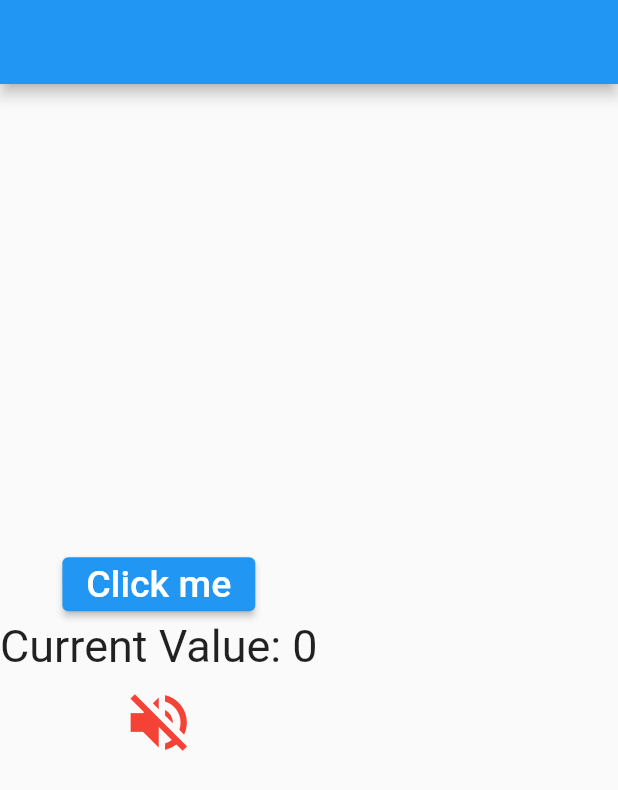
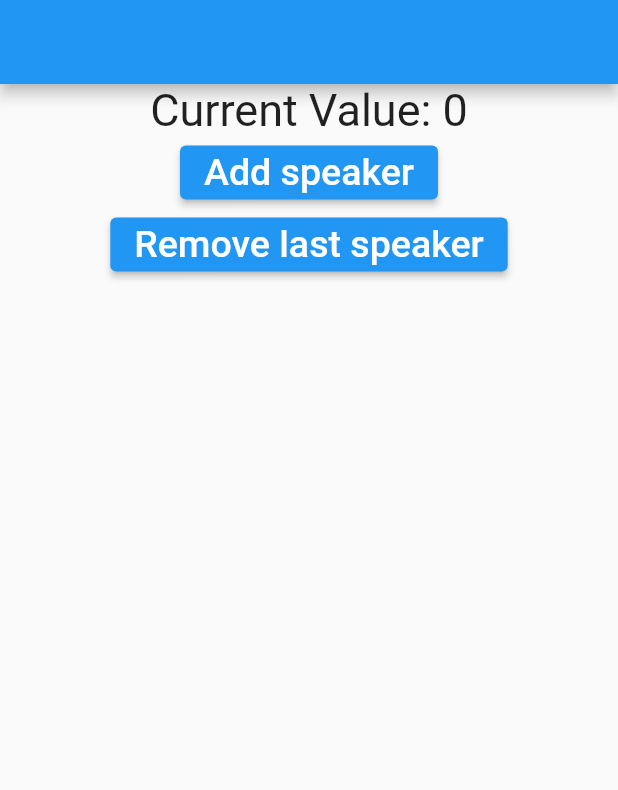
Before and after one commit to BillDoorAndBinky/Flutter_Lab, a Flutter app: the screen it shows after launch, on a phone screen of 412 x 824 dp. Shown: the top 790 px of the screen. Run offline on Flutter 3.47's test engine with Material 2 defaults, Android fonts, the phone set to English and light mode, and no system bars.

Commit message:
#5_Добавил виджет для добавления и удаления Спикеров

```diff
--- a/lib/SensitiveIcon.dart
+++ b/lib/Speaker.dart
@@ -1,16 +1,16 @@
 import 'package:flutter/cupertino.dart';
 import 'package:flutter/material.dart';
 
-class SensitiveIcon extends StatefulWidget {
+class Speaker extends StatefulWidget {
   bool isActive = false;
 
   @override
   State<StatefulWidget> createState() {
-    return _SensitiveIconState();
+    return _SpeakerState();
   }
 }
 
-class _SensitiveIconState extends State<SensitiveIcon> {
+class _SpeakerState extends State<Speaker> {
   bool isActive = false;
 
   @override
--- /dev/null
+++ b/lib/SpeakerManager.dart
@@ -0,0 +1,85 @@
+import 'package:flutter/cupertino.dart';
+import 'package:flutter/material.dart';
+import 'package:flutter/rendering.dart';
+
+import 'Speaker.dart';
+
+class SpeakerManager extends StatefulWidget {
+  @override
+  State<StatefulWidget> createState() {
+    return _SpeakerManagerState();
+  }
+
+  State<StatefulWidget> AddSpeaker() {
+    var state = _SpeakerManagerState();
+    state.AddSpeaker();
+    return state;
+  }
+
+  State<StatefulWidget> RemoveLastSpeaker() {
+    var state = _SpeakerManagerState();
+    state.RemoveLastSpeaker();
+    return state;
+  }
+}
+
+class _SpeakerManagerState extends State<SpeakerManager> {
+  List<Speaker> speakers = <Speaker>[];
+
+/*  @protected
+  @mustCallSuper
+  void initState() {
+    speakers = <Speaker>[];
+  }*/
+
+  @override
+  Widget build(BuildContext context) {
+    return Column(
+        crossAxisAlignment: CrossAxisAlignment.center,
+        children: <Widget>[
+          Text(
+            "Current Value: ${speakers.length}",
+            style: const TextStyle(fontSize: 30),
+          ),
+          ElevatedButton(
+              onPressed: () {
+                setState(() {
+                  AddSpeaker();
+                });
+              },
+              child: const Text(
+                "Add speaker",
+                style: TextStyle(fontSize: 25),
+              )),
+          ElevatedButton(
+              onPressed: () {
+                setState(() {
+                  RemoveLastSpeaker();
+                });
+              },
+              child: const Text(
+                "Remove last speaker",
+                style: TextStyle(fontSize: 25),
+              )),
+          Expanded(
+            child: ListView(
+                shrinkWrap: true,
+                children: speakers), // nested ScrollView
+          ),
+        ]);
+  }
+
+  void AddSpeaker() {
+    setState(() {
+      speakers.add(Speaker());
+    });
+  }
+
+  void RemoveLastSpeaker() {
+    if (speakers.isEmpty) return;
+
+    setState(() {
+      speakers.removeLast();
+    });
+  }
+}
--- a/lib/main.dart
+++ b/lib/main.dart
@@ -1,8 +1,5 @@
 import 'package:flutter/material.dart';
-import 'package:flutter_lab/Word.dart';
-
-import 'BlackPicture.dart';
-import 'SensitiveIcon.dart';
+import 'package:flutter_lab/SpeakerManager.dart';
 
 void main() {
   runApp(MyFirstApp());
@@ -46,32 +43,9 @@ class MyBody extends StatefulWidget {
 }
 
 class _MyBodyState extends State<MyBody> {
-  int value = 0;
-  static const int step = 15;
 
   @override
   Widget build(BuildContext context) {
-    return Column(
-      crossAxisAlignment: CrossAxisAlignment.center,
-      mainAxisAlignment: MainAxisAlignment.center,
-      children: <Widget>[
-        ElevatedButton(
-            onPressed: () {
-              setState(() {
-                value += step;
-                value %= 360;
-              });
-            },
-            child: Text(
-              "Click me",
-              style: TextStyle(fontSize: 25),
-            )),
-        Text(
-          "Current Value: $value",
-          style: const TextStyle(fontSize: 30),
-        ),
-        SensitiveIcon()
-      ],
-    );
+    return SpeakerManager();
   }
 }
```
